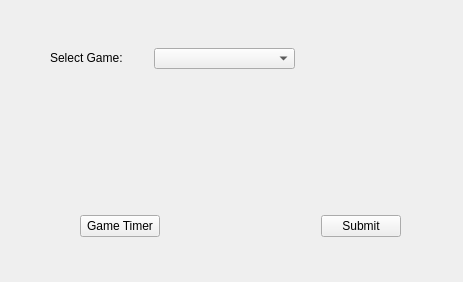
First picture: the form in normalwindow.ui, repository NGzzSupud/SchoolSport, before the edit.
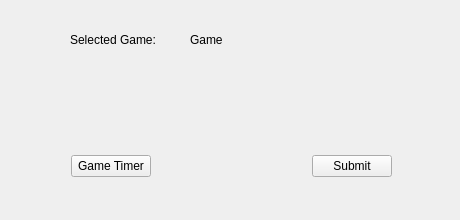
Second picture: the form after the edit.

Patch:
```diff
--- a/normalwindow.ui
+++ b/normalwindow.ui
@@ -9,8 +9,8 @@
    <rect>
     <x>0</x>
     <y>0</y>
-    <width>463</width>
-    <height>282</height>
+    <width>460</width>
+    <height>220</height>
    </rect>
   </property>
   <property name="windowTitle">
@@ -19,8 +19,8 @@
   <widget class="QWidget" name="layoutWidget">
    <property name="geometry">
     <rect>
-     <x>80</x>
-     <y>210</y>
+     <x>71</x>
+     <y>150</y>
      <width>321</width>
      <height>33</height>
     </rect>
@@ -55,27 +55,45 @@
     </item>
    </layout>
   </widget>
-  <widget class="QComboBox" name="comboBox_sports">
+  <widget class="QWidget" name="gridLayoutWidget">
    <property name="geometry">
     <rect>
-     <x>154</x>
-     <y>48</y>
-     <width>141</width>
-     <height>21</height>
+     <x>66</x>
+     <y>60</y>
+     <width>331</width>
+     <height>81</height>
     </rect>
    </property>
+   <layout class="QGridLayout" name="gridLayout_lineEdit">
+    <property name="sizeConstraint">
+     <enum>QLayout::SetDefaultConstraint</enum>
+    </property>
+   </layout>
   </widget>
   <widget class="QLabel" name="label">
    <property name="geometry">
     <rect>
-     <x>50</x>
-     <y>50</y>
-     <width>98</width>
-     <height>16</height>
+     <x>190</x>
+     <y>30</y>
+     <width>200</width>
+     <height>20</height>
     </rect>
    </property>
    <property name="text">
-    <string>Select Game:</string>
+    <string>Game</string>
+   </property>
+  </widget>
+  <widget class="QLabel" name="label_2">
+   <property name="geometry">
+    <rect>
+     <x>70</x>
+     <y>30</y>
+     <width>120</width>
+     <height>20</height>
+    </rect>
+   </property>
+   <property name="text">
+    <string>Selected Game:</string>
    </property>
   </widget>
  </widget>
```
Left out of the diff: 2 changed lines with no effect on the pictures.
